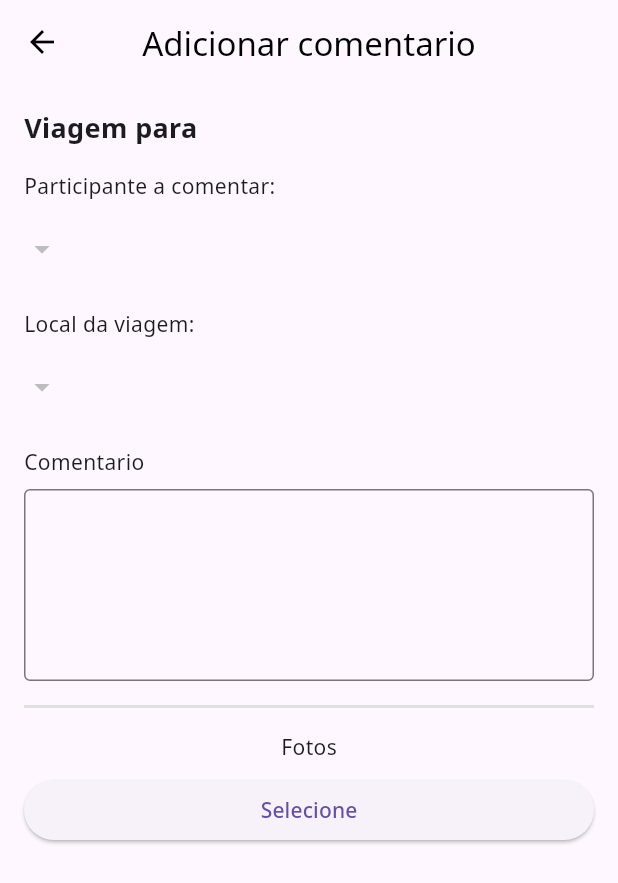
After one commit to Siiki-89/my_travels, a Flutter app: the NewCommentPage screen opened by its route, on a phone screen of 412 x 824 dp. The commit adds this screen. Shown: the top 883 px of the screen. Run offline on Flutter 3.47's test engine with Material 3 defaults, Android fonts, the phone set to English and light mode, and no system bars; drawn by our look-alikes of dropdown_button2; our stand-ins replace flutter_dotenv, geolocator, google_fonts, google_maps_flutter, image_cropper, image_picker and 3 more; missing offline and left inert: flutter_polyline_points; accounts and stored records are empty.

Commit message:
create new comment page

```diff
--- a/my_travels/lib/main.dart
+++ b/my_travels/lib/main.dart
@@ -3,6 +3,7 @@ import 'package:my_travels/l10n/app_localizations.dart';
 import 'package:my_travels/presentation/pages/create_travel_page.dart';
 import 'package:my_travels/presentation/pages/info_travel_page.dart';
 import 'package:my_travels/presentation/pages/map_page.dart';
+import 'package:my_travels/presentation/pages/new_comment_page.dart';
 import 'package:my_travels/presentation/provider/home_provider.dart';
 import 'package:my_travels/presentation/provider/locale_provider.dart';
 import 'package:my_travels/presentation/provider/map_provider.dart';
@@ -60,7 +61,7 @@ class MyApp extends StatelessWidget {
             primarySwatch: Colors.blue,
             appBarTheme: const AppBarTheme(
               foregroundColor: Colors.black,
-              scrolledUnderElevation: 0.0, // <-- Adicione esta linha
+              scrolledUnderElevation: 0.0,
             ),
             floatingActionButtonTheme: const FloatingActionButtonThemeData(
               backgroundColor: Color(0xFF176FF2),
@@ -103,6 +104,7 @@ class MyApp extends StatelessWidget {
             '/addTravel': (_) => const CreateTravelPage(),
             '/mappage': (_) => const MapPage(),
             '/infoTravel': (_) => const InfoTravelPage(),
+            '/newcomment': (_) => const NewCommentPage(),
           },
         );
       },
--- a/my_travels/lib/presentation/pages/info_travel_page.dart
+++ b/my_travels/lib/presentation/pages/info_travel_page.dart
@@ -9,6 +9,7 @@ import 'package:google_maps_flutter/google_maps_flutter.dart' as gmaps;
 import 'package:my_travels/model/location_map_model.dart';
 import 'package:my_travels/presentation/pages/map_page.dart';
 import 'package:my_travels/presentation/provider/map_provider.dart';
+import 'package:my_travels/presentation/styles/app_button_styles.dart';
 import 'package:my_travels/utils/map_utils.dart';
 import 'package:provider/provider.dart';
 
@@ -184,6 +185,20 @@ class InfoTravelPage extends StatelessWidget {
                   Text(
                     '0 Comentarios',
                     style: TextStyle(fontWeight: FontWeight.bold, fontSize: 20),
+                  ),
+                  SizedBox(
+                    height: 50,
+                    width: double.infinity,
+                    child: ElevatedButton(
+                      onPressed: () {
+                        Navigator.pushNamed(context, '/newcomment');
+                      },
+                      style: AppButtonStyles.primaryButtonStyle,
+                      child: Text(
+                        'Adicionar comentario',
+                        style: TextStyle(color: Colors.white),
+                      ),
+                    ),
                   ),
                 ],
               ),
--- /dev/null
+++ b/my_travels/lib/presentation/pages/new_comment_page.dart
@@ -0,0 +1,64 @@
+import 'package:flutter/material.dart';
+import 'package:dropdown_button2/dropdown_button2.dart';
+
+class NewCommentPage extends StatelessWidget {
+  const NewCommentPage({super.key});
+
+  @override
+  Widget build(BuildContext context) {
+    return Scaffold(
+      appBar: AppBar(title: Text('Adicionar comentario'), centerTitle: true),
+      body: Padding(
+        padding: const EdgeInsets.all(16),
+        child: Column(
+          crossAxisAlignment: CrossAxisAlignment.start,
+          children: [
+            Text(
+              'Viagem para ',
+              style: TextStyle(fontWeight: FontWeight.bold, fontSize: 18),
+            ),
+            SizedBox(height: 16),
+            Text('Participante a comentar:'),
+            SizedBox(height: 8),
+            DropdownButtonHideUnderline(
+              child: DropdownButton2(items: [], onChanged: null),
+            ),
+            SizedBox(height: 16),
+            Text('Local da viagem:'),
+            SizedBox(height: 8),
+            DropdownButtonHideUnderline(
+              child: DropdownButton2(items: [], onChanged: null),
+            ),
+            SizedBox(height: 16),
+            Text('Comentario'),
+            SizedBox(height: 8),
+            TextFormField(
+              maxLines: 4,
+              decoration: InputDecoration(border: const OutlineInputBorder()),
+            ),
+            SizedBox(height: 16),
+            Container(
+              width: double.infinity,
+              height: 2,
+              color: Colors.grey[300],
+            ),
+            SizedBox(height: 16),
+            Row(
+              mainAxisAlignment: MainAxisAlignment.center,
+              children: [Text('Fotos')],
+            ),
+            SizedBox(height: 8),
+            SizedBox(
+              width: double.infinity,
+              child: ElevatedButton(
+                onPressed: () {},
+                child: Text('Selecione'),
+                style: ButtonStyle(),
+              ),
+            ),
+          ],
+        ),
+      ),
+    );
+  }
+}
```
